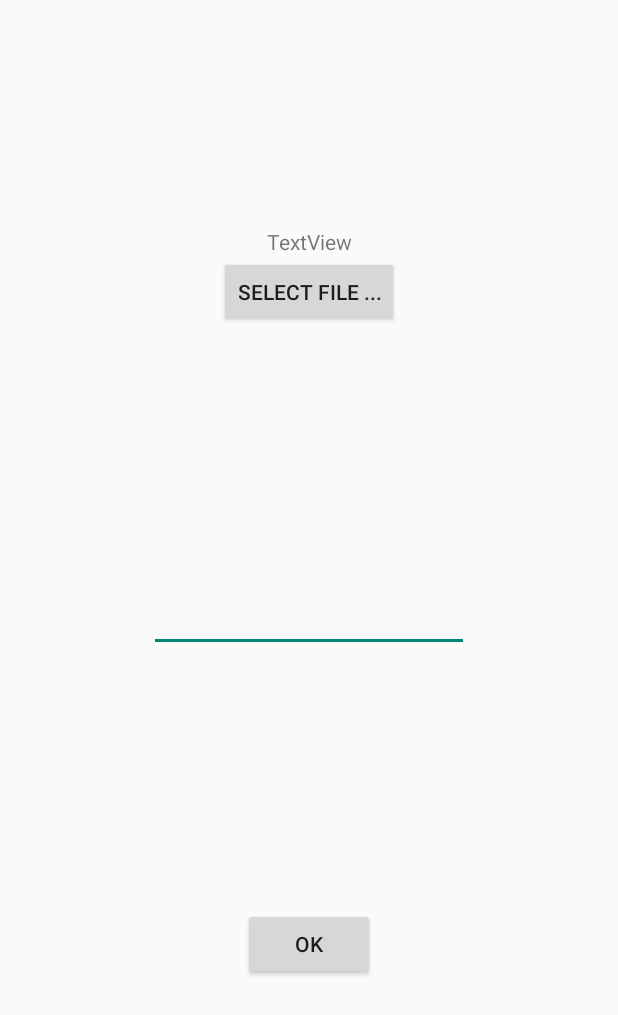
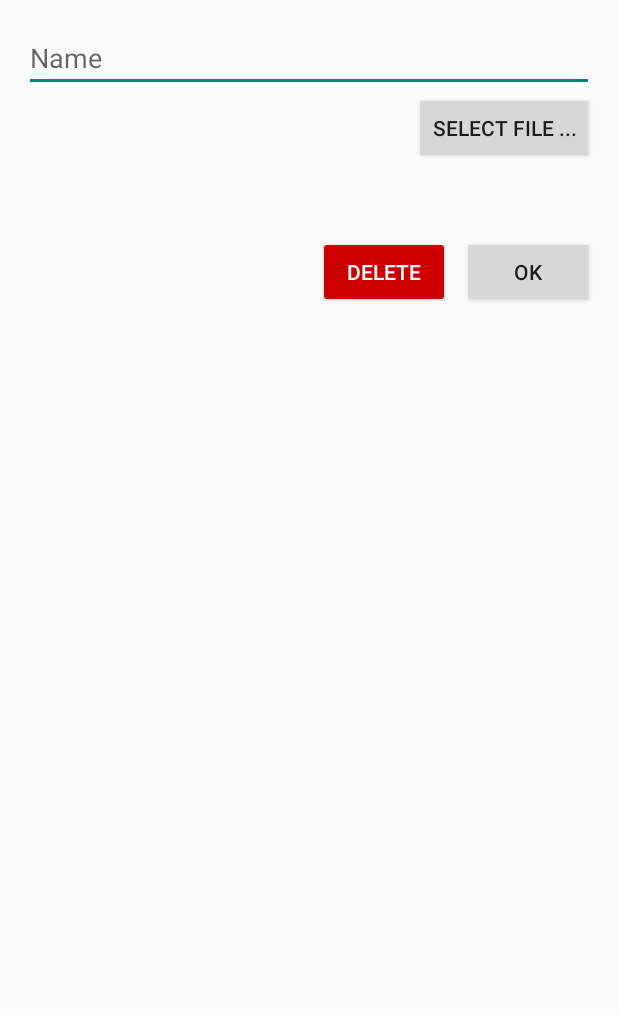
Before and after one commit to malteschmitz/AndroidSoundboard, an Android app: the EditActivity screen opened directly, with no data from a screen before it, on a phone screen of 412 x 824 dp. Shown: the top 1015 px of the screen. Run offline under Robolectric (Android 15) with nearby library versions, the phone set to English and light mode, and no system bars.

Commit message:
Edit disgn and delete button

```diff
--- a/app/src/main/java/de/mlte/soundboard/EditActivity.kt
+++ b/app/src/main/java/de/mlte/soundboard/EditActivity.kt
@@ -47,6 +47,15 @@ class EditActivity : AppCompatActivity() {
 
             startActivityForResult(intent, 123)
         }
+
+        val deleteButton = findViewById<Button>(R.id.deleteButton)
+        deleteButton.setOnClickListener {
+            val data = Intent()
+            data.putExtra("index", intent.getIntExtra("index", -1))
+            data.putExtra("delete", true)
+            setResult(Activity.RESULT_OK, data)
+            finish()
+        }
     }
 
     var currentUri: Uri? = null
--- a/app/src/main/java/de/mlte/soundboard/MainActivity.kt
+++ b/app/src/main/java/de/mlte/soundboard/MainActivity.kt
@@ -127,7 +127,7 @@ class MainActivity : AppCompatActivity() {
 
         val preferences = getPreferences(Context.MODE_PRIVATE)
         val numButtons = preferences.getInt("numButtons", 0)
-        for (index in 0..numButtons-1) {
+        for (index in 0..numButtons - 1) {
             val soundButton = SoundButton(this)
             addButton(soundButton)
             val caption = preferences.getString("caption" + index, "")
@@ -142,12 +142,19 @@ class MainActivity : AppCompatActivity() {
             val index = data.getIntExtra("index", -1)
             if (index > -1 && index < buttons.size) {
                 val btn = buttons[index].btn
-                val caption = data.getStringExtra("caption")
-                if (caption != null) {
-                    btn.setText(caption)
+                if (data.getBooleanExtra("delete", false)) {
+                    buttons.removeAt(index)
+                    val parent = findViewById<GridLayout>(R.id.grid_layout)
+                    parent.removeView(btn)
+                    organizeButtons()
+                } else {
+                    val caption = data.getStringExtra("caption")
+                    if (caption != null) {
+                        btn.setText(caption)
+                    }
+                    val uri = data.getParcelableExtra<Uri>("uri")
+                    savePreferences(caption, uri, index)
                 }
-                val uri = data.getParcelableExtra<Uri>("uri")
-                savePreferences(caption, uri, index)
             }
         }
     }
--- a/app/src/main/res/layout/activity_edit.xml
+++ b/app/src/main/res/layout/activity_edit.xml
@@ -1,76 +1,58 @@
 <?xml version="1.0" encoding="utf-8"?>
-<android.support.constraint.ConstraintLayout xmlns:android="http://schemas.android.com/apk/res/android"
+<RelativeLayout xmlns:android="http://schemas.android.com/apk/res/android"
     xmlns:app="http://schemas.android.com/apk/res-auto"
     xmlns:tools="http://schemas.android.com/tools"
     android:layout_width="match_parent"
     android:layout_height="match_parent"
+    android:paddingLeft="16dp"
+    android:paddingRight="16dp"
+    android:paddingTop="16dp"
     tools:context="de.mlte.soundboard.EditActivity">
+
+    <EditText
+        android:id="@+id/captionEditText"
+        android:layout_width="match_parent"
+        android:layout_height="wrap_content"
+        android:inputType="textPersonName"
+        android:hint="Name" />
+
+    <Button
+        android:id="@+id/selectButton"
+        android:layout_width="wrap_content"
+        android:layout_height="wrap_content"
+        android:layout_alignParentRight="true"
+        android:layout_below="@+id/captionEditText"
+        android:text="Select File ..." />
+
+    <TextView
+        android:id="@+id/fileTextView"
+        android:layout_width="0dp"
+        android:layout_height="wrap_content"
+        android:layout_alignBaseline="@+id/selectButton"
+        android:layout_alignParentLeft="true"
+        android:layout_below="@+id/captionEditText"
+        android:layout_toLeftOf="@id/selectButton" />
 
     <Button
         android:id="@+id/okButton"
         android:layout_width="wrap_content"
         android:layout_height="wrap_content"
-        android:layout_marginBottom="0dp"
-        android:layout_marginEnd="0dp"
-        android:layout_marginStart="0dp"
-        android:layout_marginTop="0dp"
-        android:text="OK"
-        app:layout_constraintBottom_toBottomOf="parent"
-        app:layout_constraintEnd_toEndOf="parent"
-        app:layout_constraintStart_toStartOf="parent"
-        app:layout_constraintTop_toBottomOf="@+id/captionEditText"
-        tools:layout_editor_absoluteX="116dp"
-        tools:layout_editor_absoluteY="231dp" />
+        android:layout_alignParentEnd="true"
+        android:layout_alignParentLeft="true"
+        android:layout_below="@+id/selectButton"
+        android:layout_marginTop="48dp"
+        android:text="OK" />
 
-    <EditText
-        android:id="@+id/captionEditText"
+    <Button
+        android:id="@+id/deleteButton"
         android:layout_width="wrap_content"
         android:layout_height="wrap_content"
-        android:layout_marginBottom="0dp"
-        android:layout_marginEnd="0dp"
-        android:layout_marginStart="0dp"
-        android:layout_marginTop="0dp"
-        android:ems="10"
-        android:inputType="textPersonName"
-        android:text="Name"
-        app:layout_constraintBottom_toTopOf="@+id/okButton"
-        app:layout_constraintEnd_toEndOf="parent"
-        app:layout_constraintStart_toStartOf="parent"
-        app:layout_constraintTop_toBottomOf="@+id/selectButton"
-        tools:layout_editor_absoluteX="76dp"
-        tools:layout_editor_absoluteY="121dp" />
+        android:layout_alignBaseline="@+id/okButton"
+        android:layout_alignParentStart="false"
+        android:layout_marginRight="8dp"
+        android:layout_toLeftOf="@+id/okButton"
+        android:backgroundTint="@android:color/holo_red_dark"
+        android:text="Delete"
+        android:textColor="@android:color/white" />
 
-    <Button
-        android:id="@+id/selectButton"
-        android:layout_width="wrap_content"
-        android:layout_height="wrap_content"
-        android:layout_marginBottom="0dp"
-        android:layout_marginEnd="0dp"
-        android:layout_marginStart="0dp"
-        android:layout_marginTop="0dp"
-        android:text="Select File ..."
-        app:layout_constraintBottom_toTopOf="@+id/captionEditText"
-        app:layout_constraintEnd_toEndOf="parent"
-        app:layout_constraintStart_toStartOf="parent"
-        app:layout_constraintTop_toTopOf="parent"
-        app:layout_constraintVertical_bias="0.5"
-        tools:layout_editor_absoluteX="94dp"
-        tools:layout_editor_absoluteY="42dp" />
-
-    <TextView
-        android:id="@+id/fileTextView"
-        android:layout_width="wrap_content"
-        android:layout_height="wrap_content"
-        android:layout_marginBottom="0dp"
-        android:layout_marginEnd="0dp"
-        android:layout_marginStart="0dp"
-        android:layout_marginTop="0dp"
-        android:text="TextView"
-        app:layout_constraintBottom_toTopOf="@+id/selectButton"
-        app:layout_constraintEnd_toEndOf="parent"
-        app:layout_constraintStart_toStartOf="parent"
-        app:layout_constraintTop_toTopOf="parent"
-        app:layout_constraintVertical_bias="1.0"
-        tools:layout_editor_absoluteX="148dp"
-        tools:layout_editor_absoluteY="30dp" />
-</android.support.constraint.ConstraintLayout>
+</RelativeLayout>
--- a/app/src/main/res/layout/layout_button.xml
+++ b/app/src/main/res/layout/layout_button.xml
@@ -17,7 +17,6 @@
         android:layout_height="match_parent"
         android:gravity="center"
         android:padding="6dp"
-        android:text="Enter"
         android:textColor="@android:color/white"
         android:textSize="16sp"
         android:textStyle="bold" />
--- a/app/src/main/res/values/colors.xml
+++ b/app/src/main/res/values/colors.xml
@@ -2,5 +2,5 @@
 <resources>
     <color name="colorPrimary">#3F51B5</color>
     <color name="colorPrimaryDark">#303F9F</color>
-    <color name="colorAccent">#FF4081</color>
+    <color name="colorAccent">#ff4081</color>
 </resources>
```
